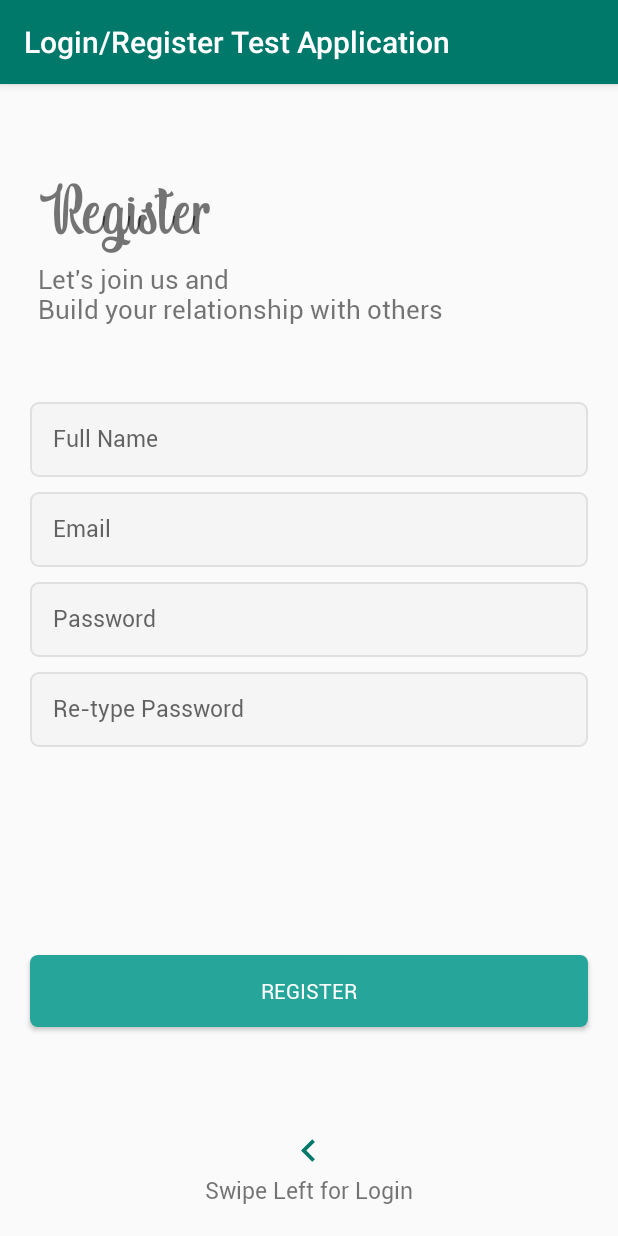
After one commit to vaskocuturilo/Espresso, an Android app: the SignUpActivity screen opened directly, with no data from a screen before it, on a phone screen of 412 x 824 dp. The commit adds this screen. Run offline under Robolectric (Android 15) with nearby library versions, the phone set to English and light mode, and no system bars.

Commit message:
DV-0003: Create register form.

```diff
--- a/app/src/main/AndroidManifest.xml
+++ b/app/src/main/AndroidManifest.xml
@@ -13,6 +13,8 @@
         android:roundIcon="@mipmap/ic_launcher_round"
         android:supportsRtl="true"
         android:theme="@style/AppTheme">
+        <activity android:name=".SignUpActivity" />
+
         <meta-data
             android:name="com.parse.SERVER_URL"
             android:value="@string/back4app_server_url" />
--- a/app/src/main/java/com/example/espresso/LoginActivity.java
+++ b/app/src/main/java/com/example/espresso/LoginActivity.java
@@ -1,6 +1,9 @@
 package com.example.espresso;
 
+import android.content.Intent;
 import android.os.Bundle;
+import android.view.View;
+import android.widget.TextView;
 
 import androidx.appcompat.app.AppCompatActivity;
 
@@ -10,5 +13,16 @@ public class LoginActivity extends AppCompatActivity {
     protected void onCreate(final Bundle bundle) {
         super.onCreate(bundle);
         setContentView(R.layout.login_activity);
+
+        final TextView swipeRight = findViewById(R.id.swipeRight);
+        swipeRight.bringToFront();
+
+        swipeRight.setOnClickListener(new View.OnClickListener() {
+            @Override
+            public void onClick(View v) {
+                Intent intent = new Intent(LoginActivity.this, SignUpActivity.class);
+                startActivity(intent);
+            }
+        });
     }
 }
--- /dev/null
+++ b/app/src/main/java/com/example/espresso/SignUpActivity.java
@@ -0,0 +1,28 @@
+package com.example.espresso;
+
+import android.content.Intent;
+import android.os.Bundle;
+import android.view.View;
+import android.widget.TextView;
+
+import androidx.appcompat.app.AppCompatActivity;
+
+public class SignUpActivity extends AppCompatActivity {
+
+    @Override
+    public void onCreate(Bundle savedInstanceState) {
+        super.onCreate(savedInstanceState);
+        setContentView(R.layout.sign_up_activity);
+
+        final TextView swipeLeft = findViewById(R.id.swipeLeft);
+        swipeLeft.bringToFront();
+
+        swipeLeft.setOnClickListener(new View.OnClickListener() {
+            @Override
+            public void onClick(View v) {
+                Intent intent = new Intent(SignUpActivity.this, LoginActivity.class);
+                startActivity(intent);
+            }
+        });
+    }
+}
--- a/app/src/main/res/layout/login_activity.xml
+++ b/app/src/main/res/layout/login_activity.xml
@@ -9,7 +9,7 @@
         android:id="@+id/tv_title"
         android:layout_width="wrap_content"
         android:layout_height="wrap_content"
-        android:text="@string/app_name"
+        android:text="@string/login"
         android:textSize="50sp"
         android:fontFamily="@font/indigo_daisy"
         android:layout_marginStart="25dp"
--- /dev/null
+++ b/app/src/main/res/layout/sign_up_activity.xml
@@ -0,0 +1,124 @@
+<?xml version="1.0" encoding="utf-8"?>
+<LinearLayout
+    xmlns:android="http://schemas.android.com/apk/res/android"
+    xmlns:tools="http://schemas.android.com/tools"
+    android:layout_width="match_parent"
+    android:layout_height="match_parent"
+    android:orientation="vertical"
+    tools:context=".SignUpActivity">
+
+    <TextView
+        android:id="@+id/tv_logo"
+        android:layout_width="wrap_content"
+        android:layout_height="wrap_content"
+        android:text="@string/register"
+        android:textAlignment="center"
+        android:textSize="50sp"
+        android:layout_marginStart="25dp"
+        android:layout_marginBottom="5dp"
+        android:fontFamily="@font/indigo_daisy"
+        android:layout_marginTop="60dp"/>
+
+    <TextView
+        android:id="@+id/tv_subtitle"
+        android:layout_width="wrap_content"
+        android:layout_height="wrap_content"
+        android:text="@string/tag"
+        android:textSize="17sp"
+        android:fontFamily="@font/roboto_regular"
+        android:layout_marginStart="25dp"
+        android:layout_marginBottom="50dp"/>
+
+    <EditText
+        android:id="@+id/et_name"
+        android:layout_width="match_parent"
+        android:layout_height="50dp"
+        android:hint="@string/your_name"
+        android:layout_marginLeft="20dp"
+        android:layout_marginRight="20dp"
+        android:layout_marginBottom="10dp"
+        android:padding="15dp"
+        android:inputType="textPersonName"
+        android:fontFamily="@font/roboto_regular"
+        android:background="@drawable/et_custom"
+        android:textSize="15sp" />
+
+    <EditText
+        android:id="@+id/et_email"
+        android:layout_width="match_parent"
+        android:layout_height="50dp"
+        android:hint="@string/e_mail"
+        android:layout_marginLeft="20dp"
+        android:layout_marginRight="20dp"
+        android:layout_marginBottom="10dp"
+        android:padding="15dp"
+        android:fontFamily="@font/roboto_regular"
+        android:inputType="textEmailAddress"
+        android:background="@drawable/et_custom"
+        android:textSize="15sp" />
+
+    <EditText
+        android:id="@+id/et_password"
+        android:layout_width="match_parent"
+        android:layout_height="50dp"
+        android:hint="@string/password"
+        android:layout_marginLeft="20dp"
+        android:layout_marginRight="20dp"
+        android:layout_marginBottom="10dp"
+        android:padding="15dp"
+        android:fontFamily="@font/roboto_regular"
+        android:inputType="textPassword"
+        android:background="@drawable/et_custom"
+        android:textSize="15sp" />
+
+    <EditText
+        android:id="@+id/et_repassword"
+        android:layout_width="match_parent"
+        android:layout_height="50dp"
+        android:hint="@string/re_type_password"
+        android:layout_marginLeft="20dp"
+        android:layout_marginRight="20dp"
+        android:padding="15dp"
+        android:fontFamily="@font/roboto_regular"
+        android:inputType="textPassword"
+        android:background="@drawable/et_custom"
+        android:textSize="15sp" />
+
+    <RelativeLayout
+        android:layout_width="match_parent"
+        android:layout_height="0dp"
+        android:layout_weight="1">
+
+        <Button
+            android:id="@+id/btn_register"
+            android:layout_width="match_parent"
+            android:layout_height="wrap_content"
+            android:background="@drawable/btn_custom"
+            android:fontFamily="@font/roboto_regular"
+            android:layout_marginLeft="20dp"
+            android:layout_marginRight="20dp"
+            android:layout_marginBottom="30dp"
+            android:layout_centerInParent="true"
+            android:textColor="@android:color/white"
+            android:text="@string/register"/>
+
+        <ImageView
+            android:layout_width="30dp"
+            android:layout_height="30dp"
+            android:src="@drawable/ic_arrow_left"
+            android:layout_above="@id/swipeLeft"
+            android:layout_centerHorizontal="true"/>
+
+        <TextView
+            android:id="@+id/swipeLeft"
+            android:layout_width="wrap_content"
+            android:layout_height="wrap_content"
+            android:text="@string/swipe_left_for_login"
+            android:textSize="15sp"
+            android:fontFamily="@font/roboto_regular"
+            android:layout_centerHorizontal="true"
+            android:layout_alignParentBottom="true"
+            android:layout_marginBottom="20dp"/>
+
+    </RelativeLayout>
+</LinearLayout>
--- a/app/src/main/res/values/strings.xml
+++ b/app/src/main/res/values/strings.xml
@@ -1,6 +1,5 @@
 <resources>
-    <string name="app_name">Login App</string>
-
+    <string name="app_name">Login/Register Test Application</string>
     <!-- TODO: Remove or change this placeholder text -->
     <string name="hello_blank_fragment">Hello blank fragment</string>
     <string name="swipe_left_for_register">Swipe Left for Register</string>
@@ -8,15 +7,16 @@
     <string name="password">Password</string>
     <string name="e_mail">Email</string>
     <string name="tag">Let\'s join us and \nBuild your relationship with others</string>
+    <string name="swipe_left_for_login">Swipe Left for Login</string>
     <string name="swipe_right_for_login">Swipe Right for Login</string>
     <string name="swipe_right_for_register">Swipe Right for Register</string>
     <string name="register">Register</string>
     <string name="re_type_password">Re-type Password</string>
     <string name="your_name">Full Name</string>
+    <string name="alert_title">Information message</string>
+    <string name="welcome">Welcome to my app</string>
+    <string name="logout">Logout</string>
     <string name="back4app_server_url">https://parseapi.back4app.com/</string>
     <string name="app_id">PASTE_YOUR_APPLICATION_ID_HERE</string>
     <string name="app_key">PASTE_YOUR_CLIENT_KEY_HERE</string>
-    <string name="alert_title">Information message</string>
-    <string name="welcome">Welcome to my app</string>
-    <string name="logout">Logout</string>
 </resources>
```
